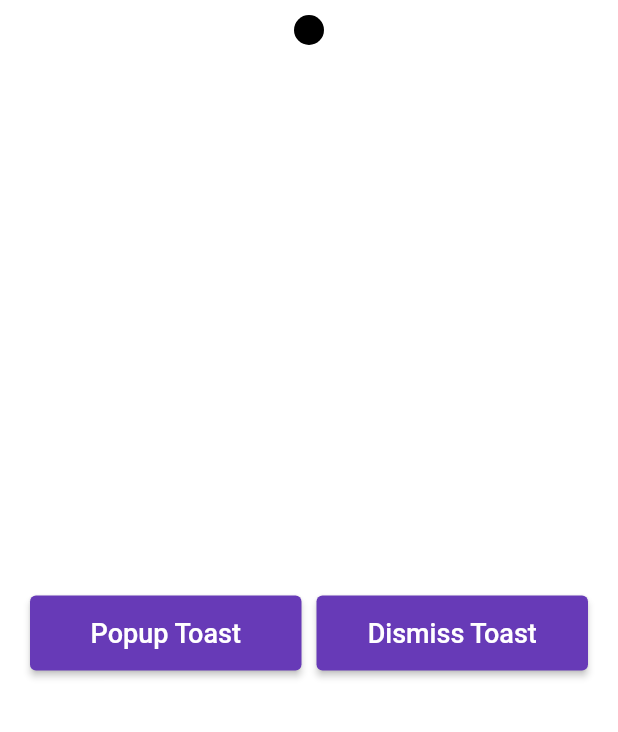
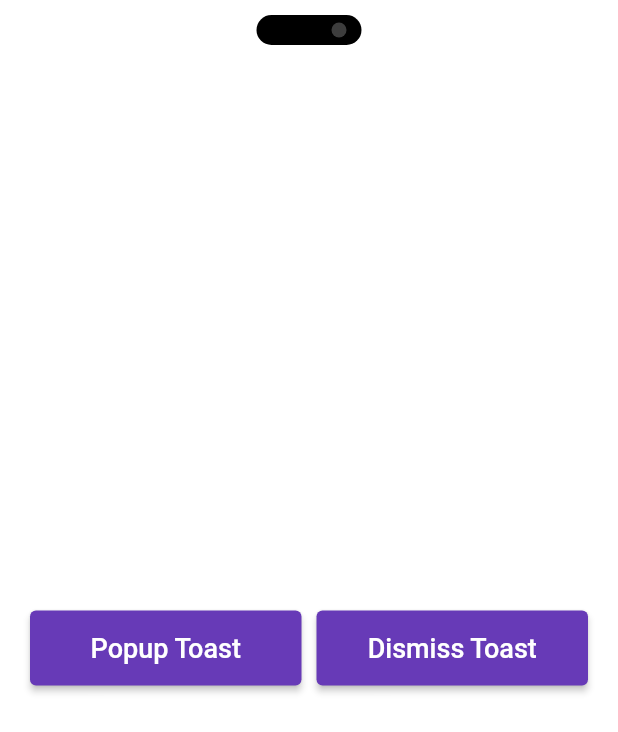
Before and after one commit to tusharhow/dynamic-island-toast, a Flutter app: the screen it shows after launch, after a tap on "Dismiss Toast", on a phone screen of 412 x 824 dp. Shown: the top 732 px of the screen. Run offline on Flutter 3.47's test engine with Material 2 defaults, Android fonts, the phone set to English and light mode, and no system bars; our stand-ins replace get.

Commit message:
Issue fix

```diff
--- a/lib/constants.dart
+++ b/lib/constants.dart
@@ -1,2 +1,2 @@
 var kDefaultHeight = 20.0;
-var kDefaultWidth = 20.0;
+var kDefaultWidth = 70.0;
--- a/lib/controllers/toast_controller.dart
+++ b/lib/controllers/toast_controller.dart
@@ -9,7 +9,7 @@ class ToastController extends GetxController {
   bool isDismissed = false;
 
   void dismissToast() {
-    kDefaultWidth = 20;
+    kDefaultWidth = 70;
     kDefaultHeight = 20;
     toastContent = null;
     update();
--- a/lib/views/island_toast_screen.dart
+++ b/lib/views/island_toast_screen.dart
@@ -2,7 +2,6 @@ import 'package:flutter/material.dart';
 import 'package:get/get.dart';
 import '../constants.dart';
 import '../controllers/toast_controller.dart';
-
 
 class MyHomePage extends StatelessWidget {
   const MyHomePage({Key? key}) : super(key: key);
@@ -16,12 +15,14 @@ class MyHomePage extends StatelessWidget {
             return Column(
               mainAxisAlignment: MainAxisAlignment.center,
               crossAxisAlignment: CrossAxisAlignment.center,
-              children:[
+              children: [
                 Padding(
                   padding: const EdgeInsets.fromLTRB(10, 0, 10, 0),
                   child: Transform.translate(
                     offset: const Offset(0, 10),
-                    child: AnimatedContainer(
+                    child: Stack(
+                      children: [
+                        AnimatedContainer(
                           width: kDefaultWidth,
                           height: kDefaultHeight,
                           decoration: BoxDecoration(
@@ -33,12 +34,31 @@ class MyHomePage extends StatelessWidget {
                           child: Row(
                             children: [
                               Expanded(
-                              child:
-                                  controller.toastContent ?? const SizedBox.shrink())
+                                  child: controller.toastContent ??
+                                      const SizedBox.shrink())
+                            ],
+                          ),
+                        ),
+                        controller.toastContent != null
+                            ? const SizedBox.shrink()
+                            : Positioned(
+                                right: 10,
+                                top: 5,
+                                child: Container(
+                                  height: 10,
+                                  width: 10,
+                                  decoration: const BoxDecoration(
+                                    color: Colors.white24,
+                                    shape: BoxShape.circle,
+                                  ),
+                                ),
+                              )
                       ],
                     ),
                   ),
                 ),
+                const SizedBox(
+                  height: 20,
                 ),
                 Expanded(
                     child: Padding(
```
Lines whose indentation alone changed are shown as unchanged.
